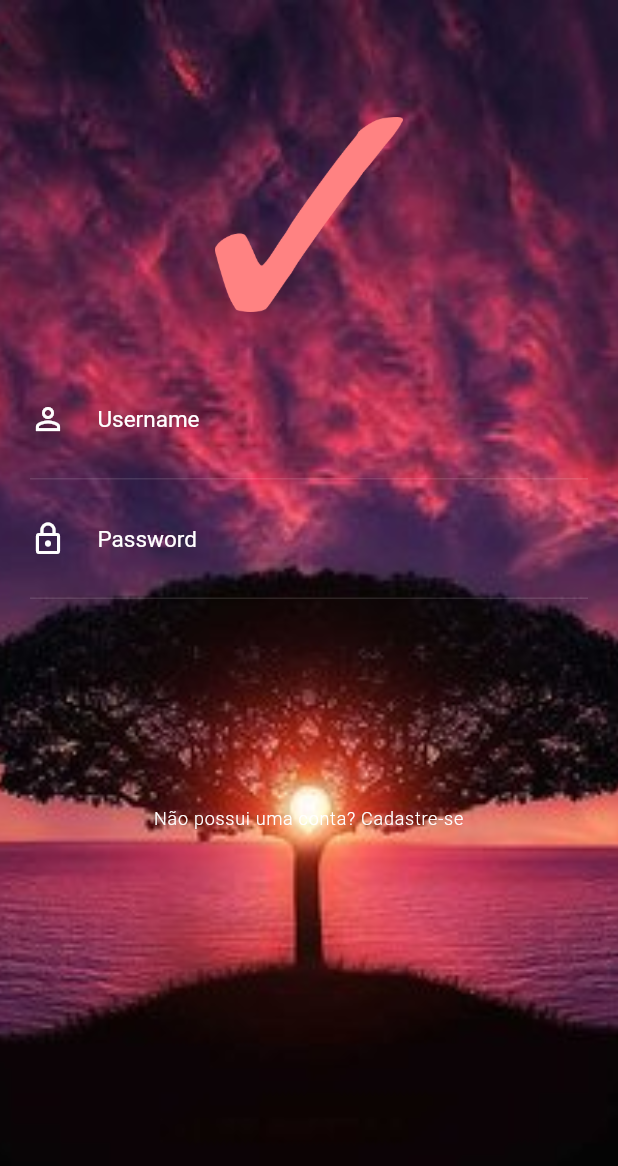
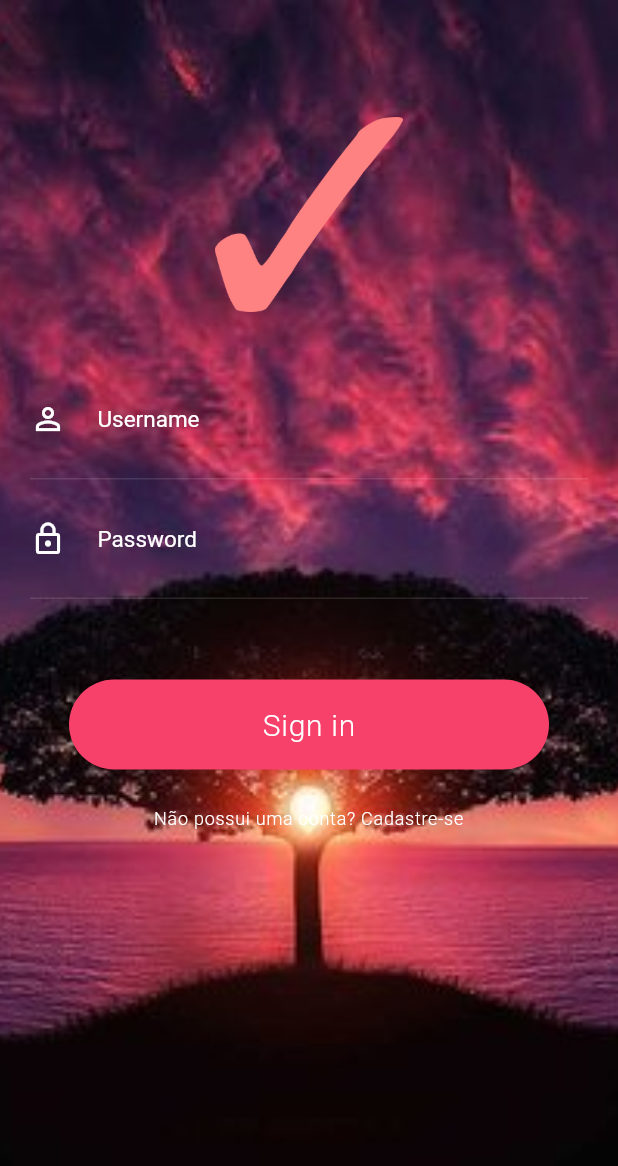
Before and after one commit to sslabs/flutter_beautiful_login, a Flutter app: the screen it shows after launch, on a phone screen of 412 x 824 dp. Shown: the top 1166 px of the screen. Run offline on Flutter 3.47's test engine with Material 2 defaults, Android fonts, the light colour scheme and no system bars.

Commit message:
Add the login button layout

```diff
--- a/lib/screens/login/login_screen.dart
+++ b/lib/screens/login/login_screen.dart
@@ -1,5 +1,6 @@
 import 'package:beautiful_login/screens/login/widgets/form_container.dart';
 import 'package:beautiful_login/screens/login/widgets/sign_up_button.dart';
+import 'package:beautiful_login/screens/login/widgets/stagger_animation.dart';
 import 'package:flutter/material.dart';
 
 class LoginScreen extends StatefulWidget {
@@ -7,7 +8,29 @@ class LoginScreen extends StatefulWidget {
   _LoginScreenState createState() => _LoginScreenState();
 }
 
-class _LoginScreenState extends State<LoginScreen> {
+class _LoginScreenState extends State<LoginScreen>
+    with SingleTickerProviderStateMixin {
+
+  AnimationController _animationController;
+
+
+  @override
+  void initState() {
+    super.initState();
+
+    _animationController = AnimationController(
+      vsync: this,
+      duration: Duration(seconds: 2)
+    );
+  }
+
+
+  @override
+  void dispose() {
+    _animationController.dispose();
+    super.dispose();
+  }
+
   @override
   Widget build(BuildContext context) {
     return Scaffold(
@@ -20,6 +43,7 @@ class _LoginScreenState extends State<LoginScreen> {
           padding: EdgeInsets.zero,
           children: [
             Stack(
+              alignment: Alignment.bottomCenter,
               children: [
                 Column(
                   children: [
@@ -31,6 +55,9 @@ class _LoginScreenState extends State<LoginScreen> {
                     FormContainer(),
                     SignUpButton()
                   ],
+                ),
+                StaggerAnimation(
+                  controller: _animationController.view
                 )
               ],
             )
--- /dev/null
+++ b/lib/screens/login/widgets/stagger_animation.dart
@@ -0,0 +1,43 @@
+import 'package:flutter/material.dart';
+
+class StaggerAnimation extends StatelessWidget {
+
+  final AnimationController controller;
+
+  StaggerAnimation({this.controller});
+
+  Widget _buildAnimation(BuildContext context, Widget child) {
+    return Padding(
+      padding: EdgeInsets.only(bottom: 40),
+      child: InkWell(
+        onTap: () {},
+        child: Container(
+          width: 320,
+          height: 60,
+          alignment: Alignment.center,
+          decoration: BoxDecoration(
+            color: Color.fromRGBO(247, 64, 106, 1.0),
+            borderRadius: BorderRadius.all(Radius.circular(30.0))
+          ),
+          child: Text(
+            'Sign in',
+            style: TextStyle(
+              color: Colors.white,
+              fontSize: 20,
+              fontWeight: FontWeight.w300,
+              letterSpacing: 0.5
+            ),
+          ),
+        ),
+      ),
+    );
+  }
+
+  @override
+  Widget build(BuildContext context) {
+    return AnimatedBuilder(
+      builder: _buildAnimation,
+      animation: controller,
+    );
+  }
+}
```
